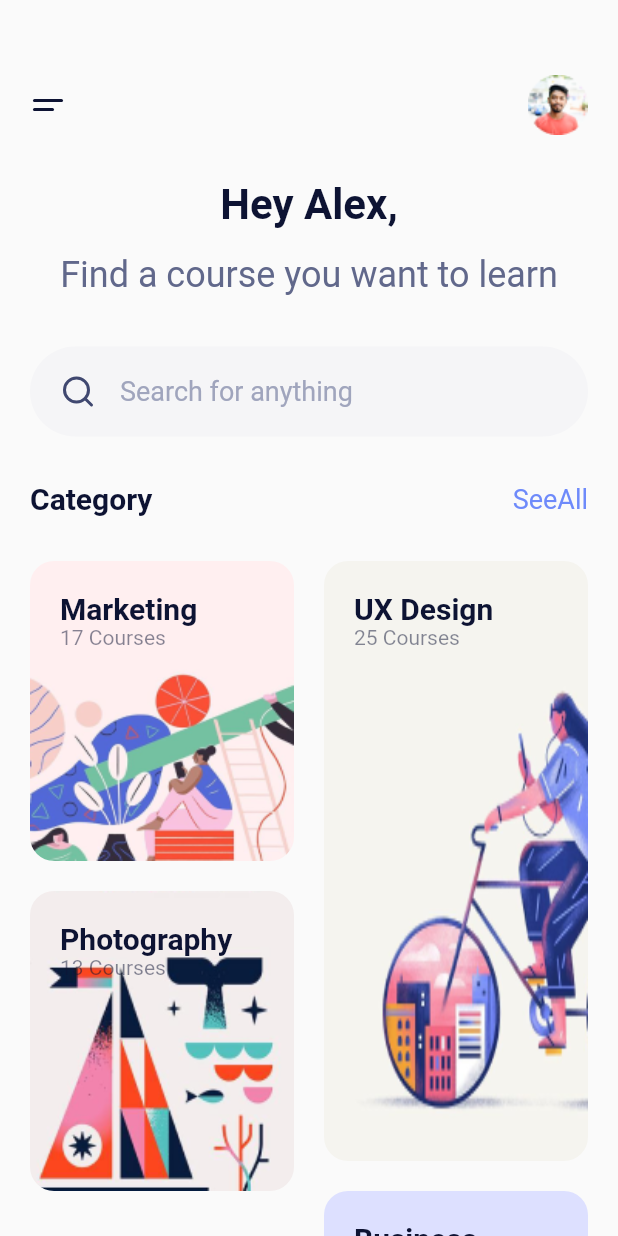
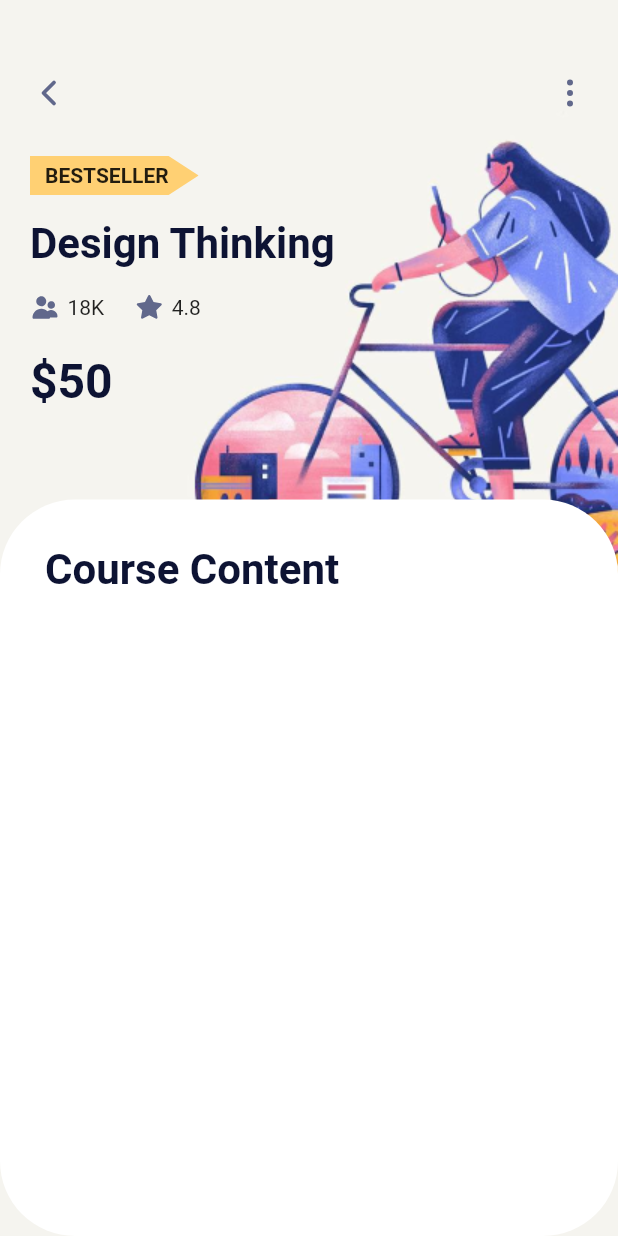
Before and after one commit to zanuarts/Ocourse, a Flutter app: the screen it shows after launch, on a phone screen of 412 x 824 dp. Run offline on Flutter 3.47's test engine with Material 2 defaults, Android fonts, the phone set to English and light mode, and no system bars; our stand-ins replace flutter_svg.

Commit message:
Add details page

```diff
--- /dev/null
+++ b/lib/details_screen.dart
@@ -0,0 +1,126 @@
+import 'package:flutter/cupertino.dart';
+import 'package:flutter/material.dart';
+import 'package:flutter_svg/flutter_svg.dart';
+import 'package:ocourse/constants.dart';
+
+class DetailScreen extends StatelessWidget{
+  @override
+  Widget build(BuildContext context){
+    return Scaffold(
+      body: Container(
+        width: double.infinity,
+        decoration: BoxDecoration(
+          color: Color(0xFFF5F4EF),
+          image: DecorationImage(
+            image: AssetImage("assets/images/ux_big.png"),
+            alignment: Alignment.topRight,
+          )
+        ),
+        child: Column(
+          children: [
+            Padding(
+              padding: EdgeInsets.only(left: 20, top: 50, right: 20),
+              child: Column(
+                crossAxisAlignment: CrossAxisAlignment.start,
+                children: <Widget>[
+                  Row(
+                    mainAxisAlignment: MainAxisAlignment.spaceBetween,
+                    children: <Widget>[
+                      SvgPicture.asset("assets/icons/arrow-left.svg"),
+                      SvgPicture.asset("assets/icons/more-vertical.svg"),
+                    ],
+                  ),
+                  SizedBox(
+                    height: 30,
+                  ),
+                  ClipPath(
+                    clipper: BestSellerClipper(),
+                    child: Container(
+                      color: kBestSellerColor,
+                      padding: EdgeInsets.only(left: 10, top: 5, right: 20, bottom: 5),
+                      child: Text(
+                        "BestSeller".toUpperCase(),
+                        style: TextStyle(
+                          fontWeight: FontWeight.w600,
+                        ),
+                      ),
+                    ),
+                  ),
+                  SizedBox(height: 16),
+                  Text("Design Thinking", style: kHeadingextStyle),
+                  SizedBox(height: 16),
+                  Row(
+                    children: <Widget>[
+                      SvgPicture.asset("assets/icons/person.svg"),
+                      SizedBox(width: 5),
+                      Text("18K"),
+                      SizedBox(width: 20),
+                      SvgPicture.asset("assets/icons/star.svg"),
+                      SizedBox(width: 5),
+                      Text("4.8")
+                    ],
+                  ),
+                  SizedBox(height: 20),
+                  RichText(
+                    text: TextSpan(
+                      children: [
+                        TextSpan(
+                          text: "\$50",
+                          style: kHeadingextStyle.copyWith(fontSize: 32),
+                        )
+                      ]
+                    ),
+                  )
+                ]
+              ),
+            ),
+            SizedBox(height: 60),
+            Expanded(
+              child: Container(
+                width: double.infinity,
+                decoration: BoxDecoration(
+                  borderRadius: BorderRadius.circular(50),
+                  color: Colors.white,
+                ),
+                child: Padding(
+                  padding: const EdgeInsets.all(30),
+                  child: Column(
+                    crossAxisAlignment: CrossAxisAlignment.start,
+                    children: <Widget>[
+                      Text("Course Content", style: kHeadingextStyle),
+                      SizedBox(height: 30),
+                      Row(
+                        children: <Widget>[
+
+                        ],
+                      )
+                    ],
+                  ),
+                ),
+              ),
+            )
+          ],
+        ),
+      ),
+    );
+  }
+}
+
+class BestSellerClipper extends CustomClipper<Path>{
+  @override
+  Path getClip(Size size) {
+    var path = Path();
+    path.lineTo(size.width - 20, 0);
+    path.lineTo(size.width, size.height / 2);
+    path.lineTo(size.width - 20, size.height);
+    path.lineTo(0, size.height);
+    path.lineTo(0, 0);
+    path.close();
+    return path;
+  }
+
+  @override
+  bool shouldReclip(CustomClipper oldClipper){
+    return false;
+  }
+}
--- a/lib/main.dart
+++ b/lib/main.dart
@@ -2,6 +2,7 @@ import 'package:flutter/material.dart';
 import 'package:flutter_staggered_grid_view/flutter_staggered_grid_view.dart';
 import 'package:flutter_svg/flutter_svg.dart';
 import 'package:ocourse/constants.dart';
+import 'package:ocourse/details_screen.dart';
 import 'package:ocourse/model/category.dart';
 
 void main() {
@@ -16,7 +17,7 @@ class MyApp extends StatelessWidget {
       debugShowCheckedModeBanner: false,
       title: 'Online Course',
       theme: ThemeData(),
-      home: HomeScreen(),
+      home: DetailScreen(),
     );
   }
 }
```
